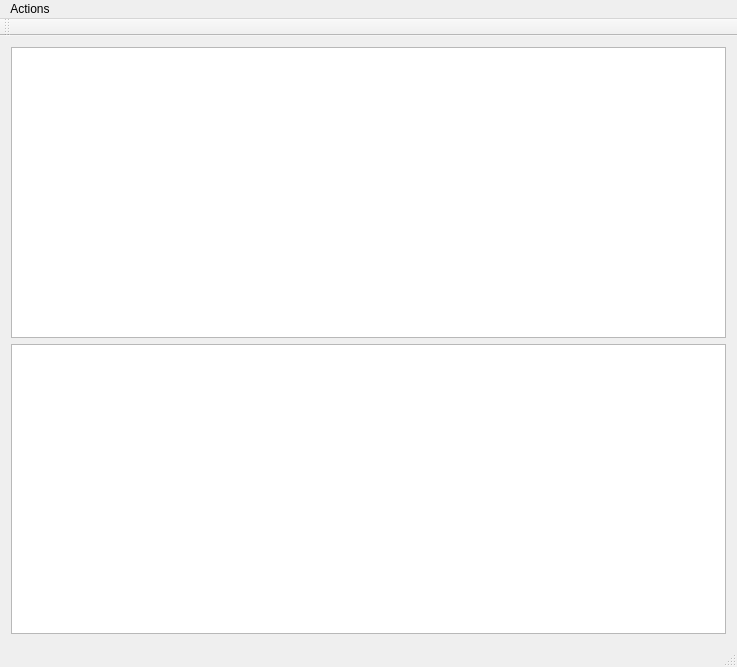
Before: the Qt Designer form code_parser/CodeParser/mainwindow.ui in rovshan-b/oraexp, drawn with Qt 5.
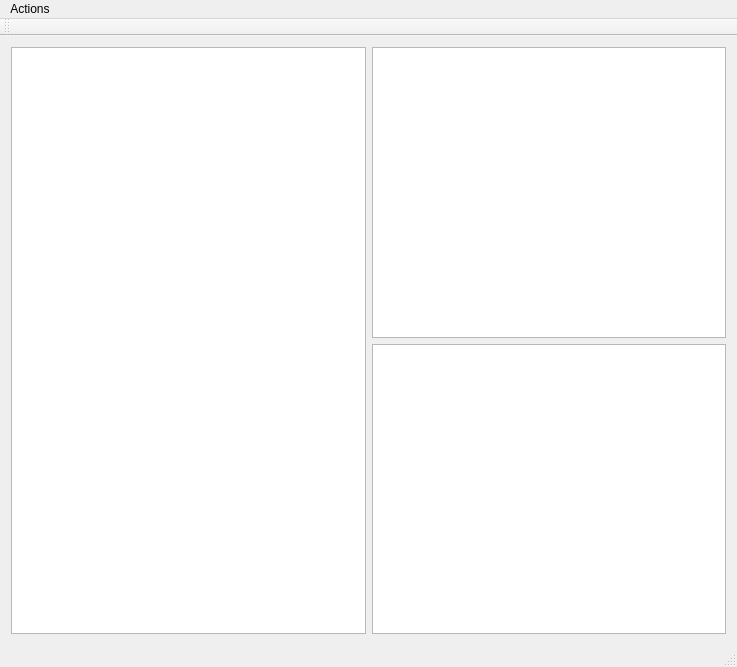
After: the same form once the commit is applied.

Commit message: Added PlsqlTreeBuilder class that builds parse tree out of source code

```diff
--- a/code_parser/CodeParser/mainwindow.ui
+++ b/code_parser/CodeParser/mainwindow.ui
@@ -14,6 +14,13 @@
    <string>MainWindow</string>
   </property>
   <widget class="QWidget" name="centralWidget">
+   <layout class="QVBoxLayout" name="verticalLayout_2">
+    <item>
+     <layout class="QHBoxLayout" name="horizontalLayout">
+      <item>
+       <widget class="QTreeView" name="treeView"/>
+      </item>
+      <item>
    <layout class="QVBoxLayout" name="verticalLayout">
     <item>
      <widget class="QPlainTextEdit" name="codeEditor"/>
@@ -22,6 +29,10 @@
      <widget class="QPlainTextEdit" name="output"/>
     </item>
    </layout>
+      </item>
+     </layout>
+    </item>
+   </layout>
   </widget>
   <widget class="QMenuBar" name="menuBar">
    <property name="geometry">
```
Left out of the diff: 2 changed lines with no effect on the pictures. Lines whose indentation alone changed are shown as unchanged. The commit also changes 33 other files.
